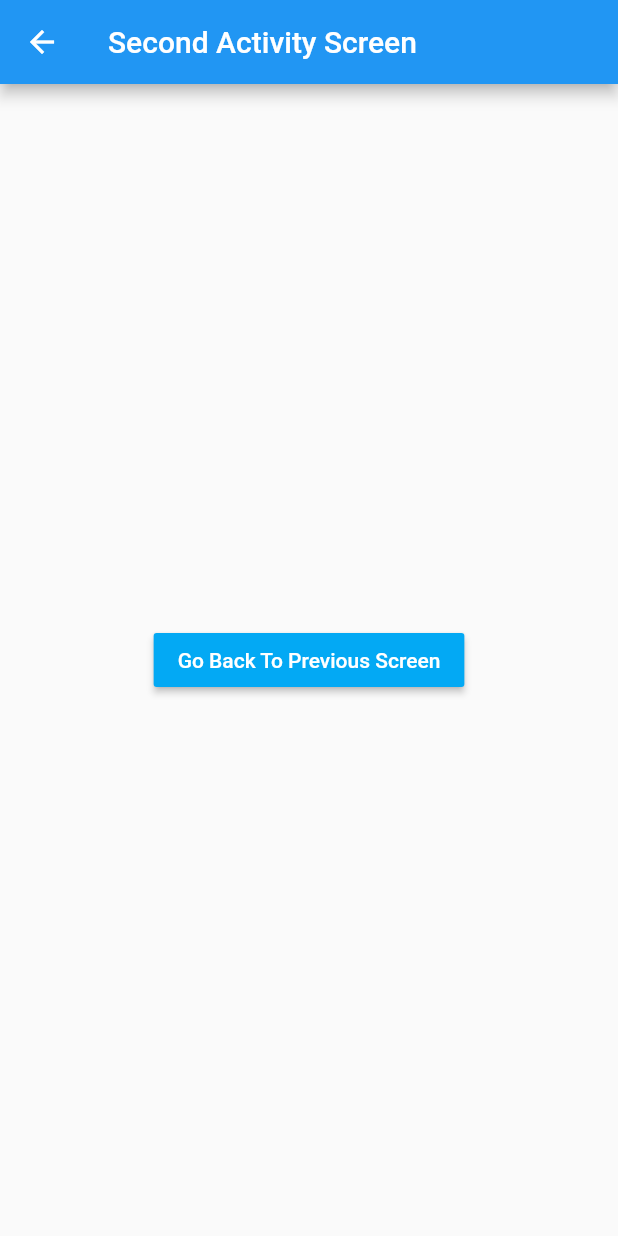
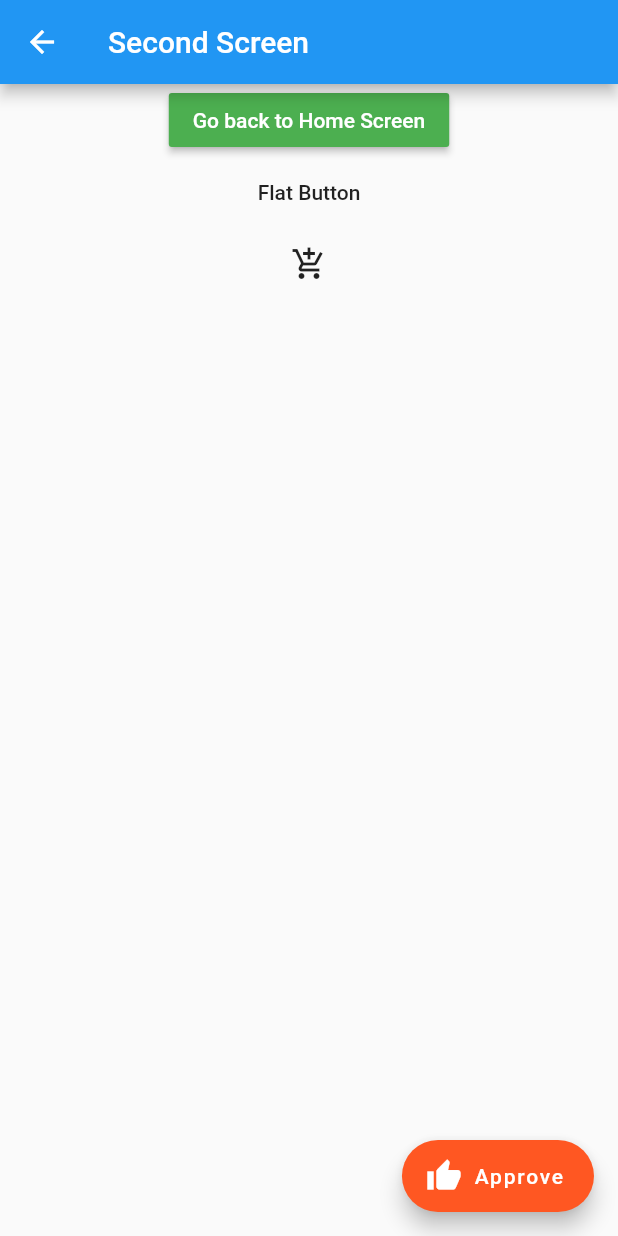
Before and after one commit to Vikash29Singh/flutter_beginner, a Flutter app: the SecondScreen screen opened directly, on a phone screen of 412 x 824 dp. Run offline on Flutter 3.47's test engine with Material 2 defaults, Android fonts, the phone set to English and light mode, and no system bars.

Commit message:
Buttons added

```diff
--- a/lib/main.dart
+++ b/lib/main.dart
@@ -1,7 +1,5 @@
 import 'package:flutter/material.dart';
-
-import 'package:flutter/material.dart';
-
+import 'main2.dart';
 void main() {
   runApp(MaterialApp(
     title: 'Flutter Navigate to Another Activity Screen',
@@ -9,31 +7,30 @@ void main() {
   ));
 }
 
-class HomeScreen extends StatelessWidget {
+class HomeScreen extends StatefulWidget {
+  @override
+  _HomeScreen createState() => new _HomeScreen();
+}
 
-  gotoSecondActivity(BuildContext context){
 
-    Navigator.push(
-        context,
-        MaterialPageRoute(builder: (context) => SecondScreen()),
-    );//route to next screen
 
-  }
-
+  class _HomeScreen extends State<HomeScreen>{
   @override
   Widget build(BuildContext context) {
     return Scaffold(
       appBar: AppBar(
-        title: Text('Home Activity Screen'),
+        title: Text('Home Activity'),
       ),
       body: Center(
 
         child: RaisedButton(
-            child: Text('Navigate To Second Screen'),
+            child: Text('Navigate To Second Screen Please'),
             color: Colors.green,
             textColor: Colors.white,
             onPressed: () {
-              gotoSecondActivity(context);
+              Navigator.push(context,
+                  MaterialPageRoute(
+                      builder: (context) => SecondScreen()));
             }),
 
       ),
@@ -41,31 +38,8 @@ class HomeScreen extends StatelessWidget {
   }
 }
 
-class SecondScreen extends StatelessWidget {
 
-  goBackToPreviousScreen(BuildContext context){
 
-    Navigator.pop(context);
-
-  }
-
-  @override
-  Widget build(BuildContext context) {
-    return Scaffold(
-      appBar: AppBar(
-        title: Text("Second Activity Screen"),
-      ),
-      body: Center(
-        child: RaisedButton(
-          onPressed: () {goBackToPreviousScreen(context);},
-          color: Colors.lightBlue,
-          textColor: Colors.white,
-          child: Text('Go Back To Previous Screen'),
-        ),
-      ),
-    );
-  }
-}
 
 /*
 void main()
--- /dev/null
+++ b/lib/main2.dart
@@ -0,0 +1,80 @@
+import 'package:flutter/material.dart';
+import 'package:testing_app/main.dart';
+class SecondScreen extends StatefulWidget {
+  @override
+  _SecondScreen createState() => new _SecondScreen();
+}
+
+class _SecondScreen extends State<SecondScreen> {
+
+  String _text = '';
+
+  void buttonMethod(value) {
+    setState(() {
+      _text = value;
+    });
+  }
+
+  @override
+  Widget build(BuildContext context) {
+    return Scaffold(
+      appBar: AppBar(
+        title: Text('Second Screen'),
+      ),
+
+      body: Center (
+        child: new Column(
+            children: <Widget>[
+              new RaisedButton(
+                  child: Text('Go back to Home Screen'),
+                  color: Colors.green,
+                  textColor: Colors.white,
+                  onPressed: (){
+                    Navigator.pop(context);
+                  }),
+              new FlatButton(
+                  child: new Text('Flat Button'),
+                  onPressed: () {
+                    buttonMethod('Flat Button was Pressed');
+                  }),
+              new IconButton(icon: new Icon(Icons.add_shopping_cart) , onPressed: (){
+                buttonMethod('Icon Button was Pressed');
+              }),
+
+                new Text(_text),
+            ],
+
+          )),
+
+
+      /*  floatingActionButton: FloatingActionButton(
+          onPressed: () {
+            buttonMethod("FloatingActionButton was Pressed");
+          },
+          child: Icon(Icons.add_comment),
+          backgroundColor: Colors.deepPurple),*/
+
+      floatingActionButton: FloatingActionButton.extended(
+          onPressed: () {
+            buttonMethod("Extended FloatingActionButton was Pressed");
+          },
+          label: new Text("Approve"),
+          icon: Icon(Icons.thumb_up),
+          backgroundColor: Colors.deepOrange),
+    );
+  }
+}
+
+
+/* body: Center(
+        child: RaisedButton(
+          child: Text('Go back to Home Screen'),
+          color: Colors.green,
+          textColor: Colors.white,
+          onPressed: () {
+            Navigator.pop(context);
+          },
+        ),
+      ),
+
+ */
```
